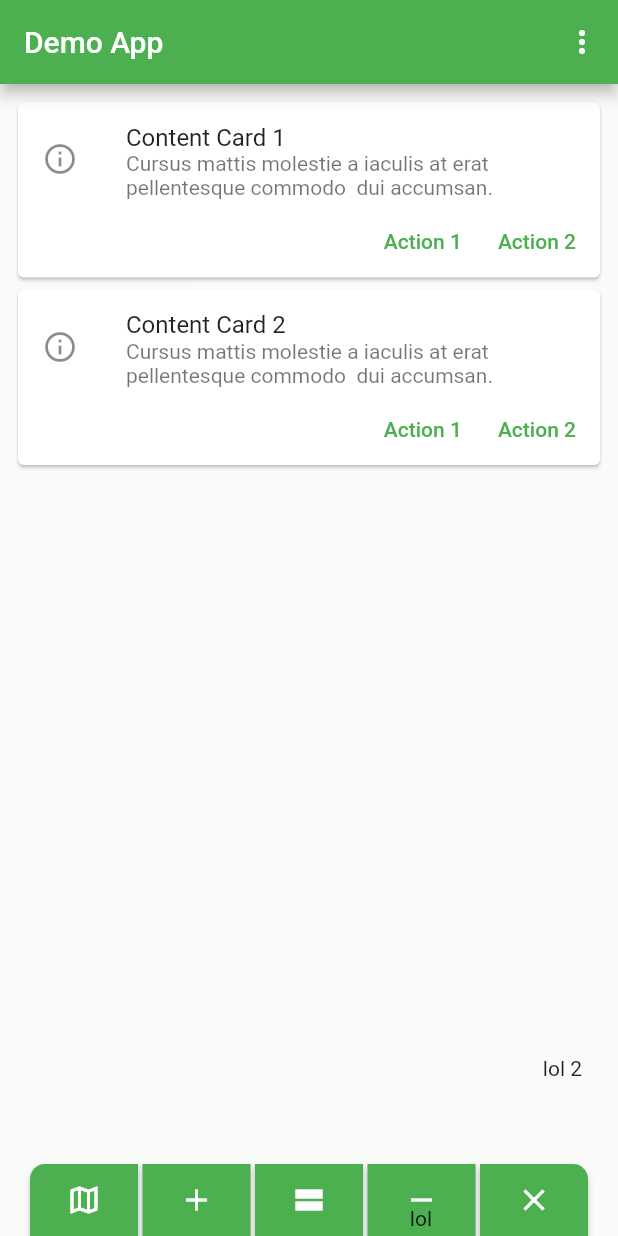
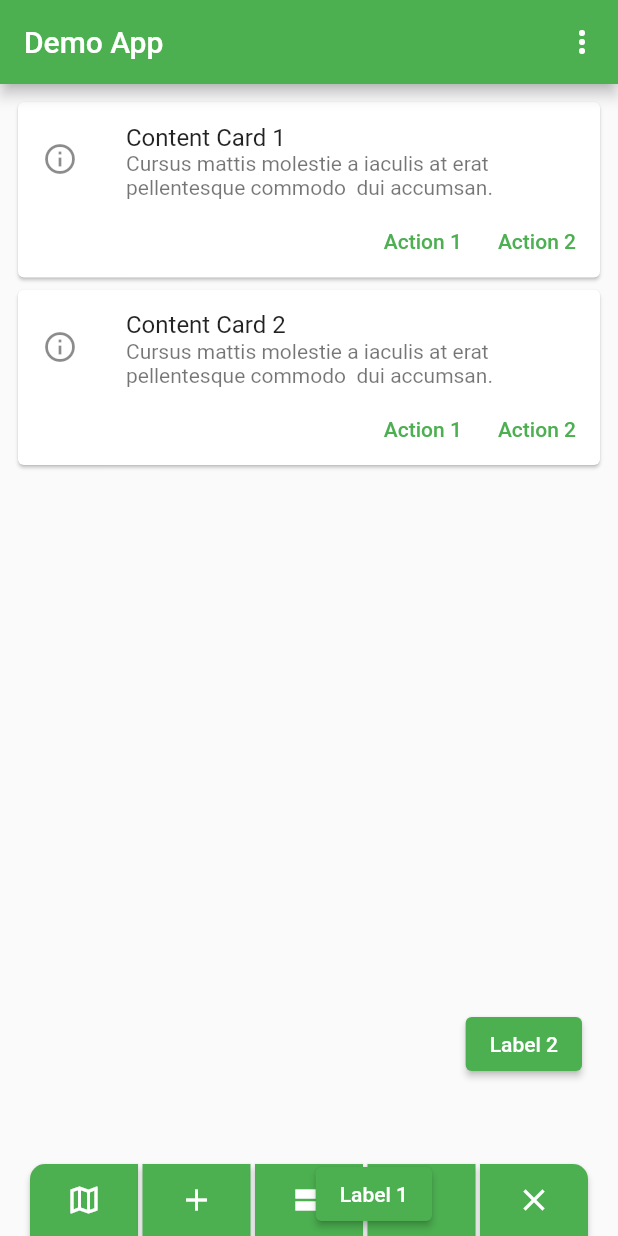
Before and after one commit to underwhelmingToaster/button_navigation_bar, a Flutter app: the screen it shows after launch, item 5 of the bottom bar chosen, on a phone screen of 412 x 824 dp. Run offline on Flutter 3.47's test engine with Material 2 defaults, Android fonts, the light colour scheme and no system bars.

Commit message:
Added button_navigation_expandable.dart (Extendable Buttons Widget)

```diff
--- a/example/lib/main.dart
+++ b/example/lib/main.dart
@@ -1,4 +1,5 @@
 import 'package:button_navigation_bar/button_navigation_bar.dart';
+import 'package:button_navigation_bar/button_navigation_expandable.dart';
 import 'package:example/card_service.dart';
 import 'package:example/sub_pages/subpage1.dart';
 import 'package:example/sub_pages/subpage2.dart';
@@ -88,21 +89,13 @@ class _MyHomePageState extends State<MyHomePage> {
               }),
           ButtonNavigationItem.expandable(icon: Icons.expand_less, children: [
             ButtonNavigationExpandable(
-                label: "lol",
-                onPressed: () {
-                  Navigator.push(
-                      context,
-                      MaterialPageRoute(
-                          builder: (BuildContext context) => SubPageTwo()));
-                }),
+              onPressed: () { },
+              label: "Label 1"
+            ),
             ButtonNavigationExpandable(
-                label: "lol 2",
-                onPressed: () {
-                  Navigator.push(
-                      context,
-                      MaterialPageRoute(
-                          builder: (BuildContext context) => SubPageTwo()));
-                })
+                onPressed: () { },
+                label: "Label 2"
+            ),
           ])
         ],
       ),
--- a/lib/button_navigation_bar.dart
+++ b/lib/button_navigation_bar.dart
@@ -82,7 +82,7 @@ class ButtonNavigationItem {
   final double height;
   final double width;
   final VoidCallback? onPressed;
-  final List<ButtonNavigationExpandable>? children;
+  final List<Widget>? children;
   final ButtonNavigationItem? collapseButton;
 
   ButtonNavigationItem({
@@ -106,21 +106,3 @@ class ButtonNavigationItem {
     this.collapseButton
   }) : onPressed = null;
 }
-
-class ButtonNavigationExpandable {
-  ButtonNavigationExpandable({
-    this.label,
-    this.icon,
-    this.color,
-    this.height = 48,
-    this.width = 72,
-    required this.onPressed,
-  });
-
-  final String? label;
-  final IconData? icon;
-  final Color? color;
-  final double height;
-  final double width;
-  final VoidCallback onPressed;
-}
--- /dev/null
+++ b/lib/button_navigation_expandable.dart
@@ -0,0 +1,46 @@
+import 'dart:ui';
+import 'package:flutter/cupertino.dart';
+import 'package:flutter/material.dart';
+
+class ButtonNavigationExpandable extends StatelessWidget {
+  ButtonNavigationExpandable({
+    this.label,
+    this.icon,
+    this.color,
+    this.height = 48,
+    this.width = 72,
+    required this.onPressed,
+  });
+
+  final String? label;
+  final IconData? icon;
+  final Color? color;
+  final double height;
+  final double width;
+  final VoidCallback onPressed;
+
+  Widget childBuilder(IconData? icon, String? label) {
+    if (icon != null && label != null) {
+      return Row(
+        mainAxisAlignment: MainAxisAlignment.center,
+        children: [Icon(icon), Text(label)],
+      );
+    } else if (icon != null) {
+      return Icon(icon);
+    } else if (label != null) {
+      return Text(label);
+    } else {
+      return SizedBox.shrink();
+    }
+  }
+
+  @override
+  Widget build(BuildContext context) {
+    return SizedBox(
+      child: ElevatedButton(
+        onPressed: onPressed,
+        child: childBuilder(icon, label),
+      ),
+    );
+  }
+}
--- a/lib/src/animation_controller.dart
+++ b/lib/src/animation_controller.dart
@@ -19,7 +19,7 @@ class ExpandableRowChildButton extends StatefulWidget {
 
   final bool? initialOpen;
   final double distance;
-  final List<ButtonNavigationExpandable> children;
+  final List<Widget> children;
   final int position;
   final int navBarLength;
   final BorderRadius borderRadius;
@@ -108,8 +108,7 @@ class _ExpandableRowChildButtonState extends State<ExpandableRowChildButton>
           directionInDegrees: angleInDegrees,
           maxDistance: widget.distance,
           progress: _expandAnimation,
-          child: NavBarBuilder()
-              .childBuilder(widget.children[i].icon, widget.children[i].label),
+          child: widget.children[i],
         ),
       );
     }
--- a/lib/src/builder.dart
+++ b/lib/src/builder.dart
@@ -1,6 +1,7 @@
 import 'package:flutter/cupertino.dart';
 import 'package:flutter/material.dart';
 import '../button_navigation_bar.dart';
+import '../button_navigation_expandable.dart';
 import 'animation_controller.dart';
 
 /// Class containing multiple builder functions, so both
```
